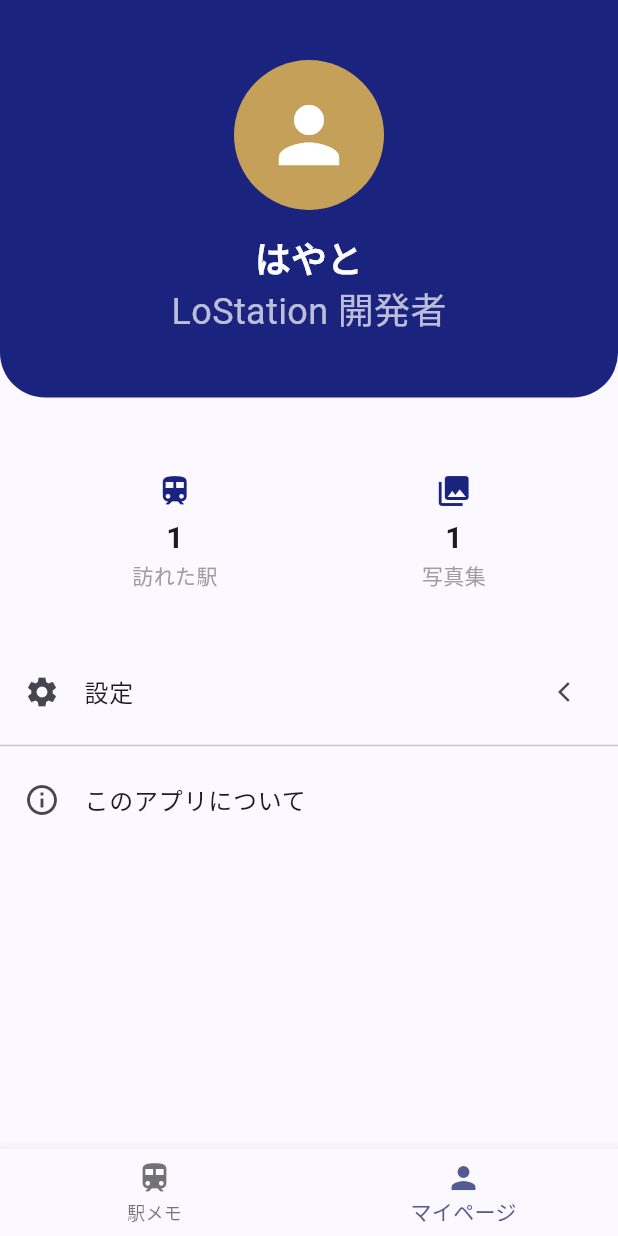
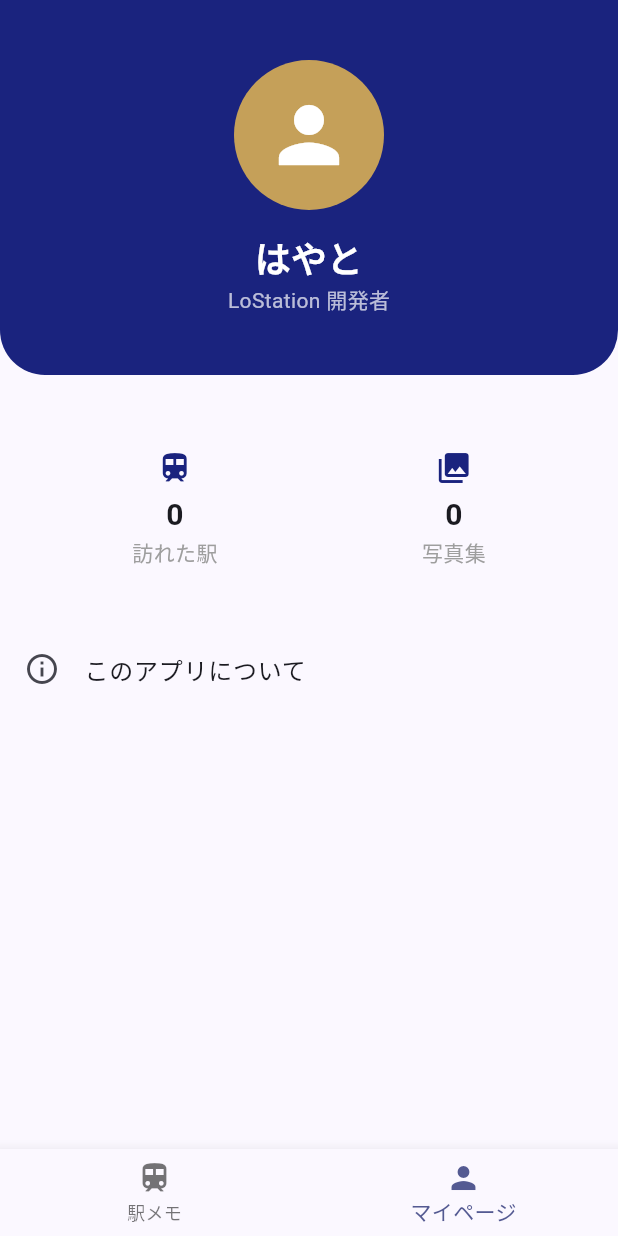
Before and after one commit to htyFlutter/testF, a Flutter app: the screen it shows after launch, item 2 of the bottom bar chosen, on a phone screen of 412 x 824 dp. Run offline on Flutter 3.47's test engine with Material 3 defaults, Android fonts, the phone set to English and light mode, and no system bars; our stand-ins replace geolocator, image_picker, sqflite; missing offline and left inert: apple_maps_flutter; accounts and stored records are empty.

```diff
--- a/lib/screens/my_page_screen.dart
+++ b/lib/screens/my_page_screen.dart
@@ -1,7 +1,28 @@
 import 'package:flutter/material.dart';
+import 'package:test/database_helper.dart';
 
-class MyPageScreen extends StatelessWidget {
+class MyPageScreen extends StatefulWidget {
   const MyPageScreen({super.key});
+
+  @override
+  State<MyPageScreen> createState() => _MyPageScreenState();
+}
+
+class _MyPageScreenState extends State<MyPageScreen> {
+  int _stationCount = 0;
+
+  @override
+  void initState() {
+    super.initState();
+    _loadCount();
+  }
+
+  Future<void> _loadCount() async {
+    final count = await DatabaseHelper.instance.getStationCount();
+    setState(() {
+      _stationCount = count;
+    });
+  }
 
   @override
   Widget build(BuildContext context) {
@@ -11,7 +32,7 @@ class MyPageScreen extends StatelessWidget {
           Container(
             width: double.infinity,
             padding: const EdgeInsets.symmetric(vertical: 40, horizontal: 20),
-            decoration: const BoxDecoration(
+            decoration: BoxDecoration(
               color: Color(0xFF1A237E),
               borderRadius: BorderRadius.only(
                 bottomLeft: Radius.circular(30),
@@ -36,7 +57,7 @@ class MyPageScreen extends StatelessWidget {
                 ),
                 const Text(
                   'LoStation 開発者',
-                  style: TextStyle(fontSize: 24, color: Colors.white70),
+                  style: TextStyle(fontSize: 14, color: Colors.white70),
                 ),
               ],
             ),
@@ -48,22 +69,12 @@ class MyPageScreen extends StatelessWidget {
             child: Row(
               mainAxisAlignment: MainAxisAlignment.spaceAround,
               children: [
-                _buildStatCard('訪れた駅', '1', Icons.train),
-                _buildStatCard('写真集', '1', Icons.photo_library),
+                _buildStatCard('訪れた駅', '$_stationCount', Icons.train),
+                _buildStatCard('写真集', '$_stationCount', Icons.photo_library),
               ],
             ),
           ),
-
           const SizedBox(height: 20),
-
-          ListTile(
-            leading: const Icon(Icons.settings),
-            title: const Text('設定'),
-            trailing: const Icon(Icons.arrow_back_ios, size: 16),
-            onTap: () {},
-          ),
-
-          const Divider(),
           ListTile(
             leading: const Icon(Icons.info_outline),
             title: const Text('このアプリについて'),
@@ -74,7 +85,7 @@ class MyPageScreen extends StatelessWidget {
     );
   }
 
-  Widget _buildStatCard(String lavel, String value, IconData icon) {
+  Widget _buildStatCard(String label, String value, IconData icon) {
     return Column(
       children: [
         Icon(icon, color: const Color(0xFF1A237E)),
@@ -83,7 +94,7 @@ class MyPageScreen extends StatelessWidget {
           value,
           style: const TextStyle(fontSize: 20, fontWeight: FontWeight.bold),
         ),
-        Text(lavel, style: const TextStyle(color: Colors.grey)),
+        Text(label, style: const TextStyle(color: Colors.grey)),
       ],
     );
   }
--- a/pubspec.yaml
+++ b/pubspec.yaml
@@ -33,10 +33,13 @@ dependencies:
   image_picker: ^1.2.1
   sqflite: ^2.4.2
   path: ^1.9.0
+  google_maps_flutter: ^2.14.0
+  geolocator: ^14.0.2
 
   # The following adds the Cupertino Icons font to your application.
   # Use with the CupertinoIcons class for iOS style icons.
   cupertino_icons: ^1.0.8
+  apple_maps_flutter: ^1.4.0
 
 dev_dependencies:
   flutter_test:
```
Also changed, not shown: lib/database_helper.dart (+10 -0 lines), lib/screens/home_screen.dart (+85 -1 lines), pubspec.lock, 12 other files.
